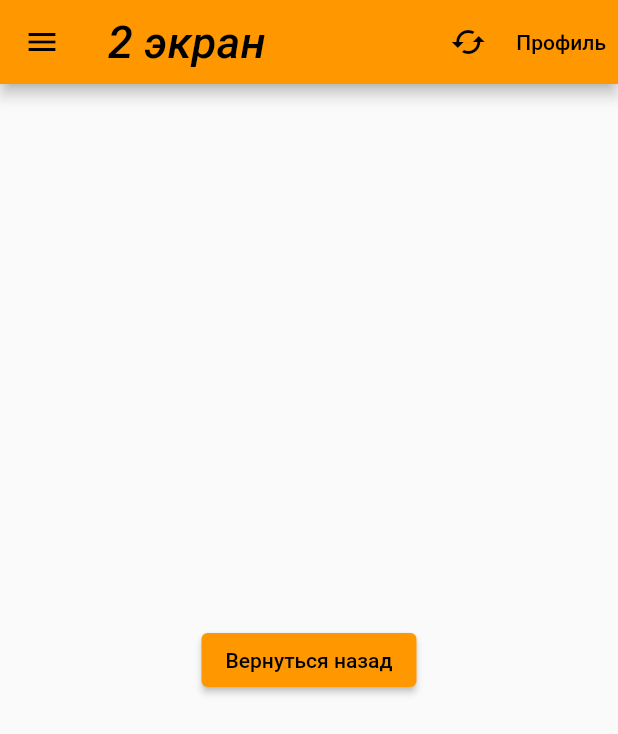
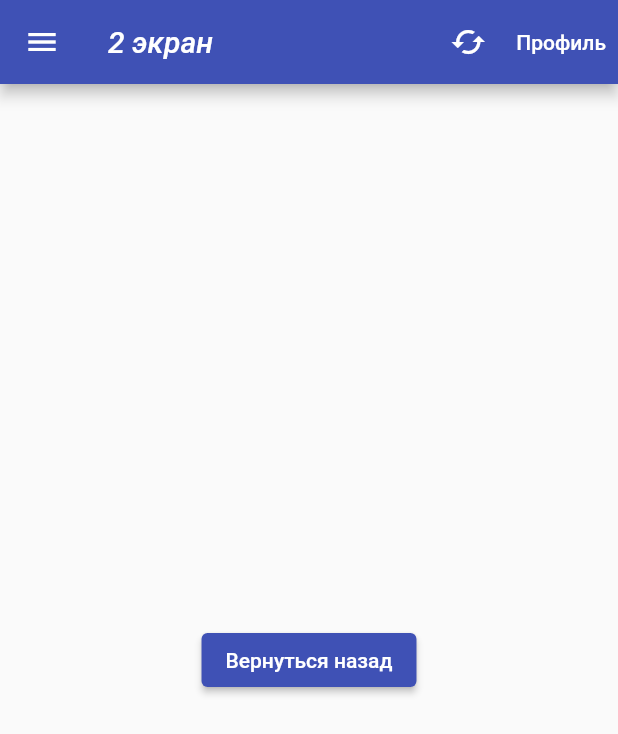
Before and after one commit to Olesya555/auth_page, a Flutter app: the SecondScreen screen opened directly, on a phone screen of 412 x 824 dp. Shown: the top 734 px of the screen. Run offline on Flutter 3.47's test engine with Material 2 defaults, Android fonts, the phone set to English and light mode, and no system bars; our stand-ins replace syncfusion_flutter_sliders; missing offline and left inert: sliding_switch; Roboto replaces fonts that are missing (Georgia).

Commit message:
Темы для стилизации виджетов - задание

```diff
--- a/lib/main.dart
+++ b/lib/main.dart
@@ -12,5 +12,5 @@ import 'package:auth_page/pizza_calc_i_interactivnosti.dart';
 import 'package:auth_page/pizza_calc.dart';
 
 void main() {
-  runApp(const ThemesDemoApp());
+  runApp(const PizzaCalc());
 }
--- a/lib/pizza_calc.dart
+++ b/lib/pizza_calc.dart
@@ -1,3 +1,4 @@
+import 'package:auth_page/screens/utils/global_theme_1_sama.dart';
 import 'package:flutter/material.dart';
 import 'package:sliding_switch/sliding_switch.dart';
 import 'package:syncfusion_flutter_sliders/sliders.dart';
@@ -68,6 +69,7 @@ class _PizzaCalcState extends State<PizzaCalc> {
   @override
   Widget build(BuildContext context) {
     return MaterialApp(
+      theme: globalTheme1(),
       home: Scaffold(
         appBar: AppBar(), // Панель AppBar - отбивка сверху
 
--- /dev/null
+++ b/lib/screens/utils/global_theme_1_sama.dart
@@ -0,0 +1,19 @@
+import 'package:flutter/material.dart';
+
+ThemeData globalTheme1() => ThemeData(
+  fontFamily: 'Georgia', // шрифт указали
+  splashColor: Colors.blueGrey, // цвет для обозначения нажатия на разные кнопки навигации
+// Цветовая тема, задается через спец. метод fromSwatch класса colorScheme
+  colorScheme: ColorScheme.fromSwatch(
+    brightness: Brightness.light, // задаём яркость, всего 2 режима светлый и темный
+    primarySwatch: Colors.indigo, // главный, первичный цвет темы
+  ).copyWith(
+    secondary: Colors.lightBlueAccent, // вторичный цвет или цвет акцента
+  ),
+// Текстовая тема
+  textTheme: const TextTheme(
+    headline1: TextStyle(fontSize: 40.0, fontWeight: FontWeight.bold),
+    headline6: TextStyle(fontSize: 20.0, color: Colors.purple, fontStyle: FontStyle.italic),
+    bodyText2: TextStyle(fontSize: 14.0, fontFamily: 'Open Sans', color: Colors.amber),
+  ),
+);
```
